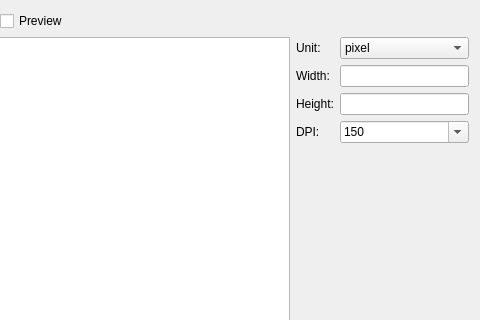
Qt form src/filter/scaling/scalingwidget.ui (rockclimb/yasw-debian) before a commit; both pictures show x 110 to 590 and y 0 to 320 of the 590 by 476 pixel window.
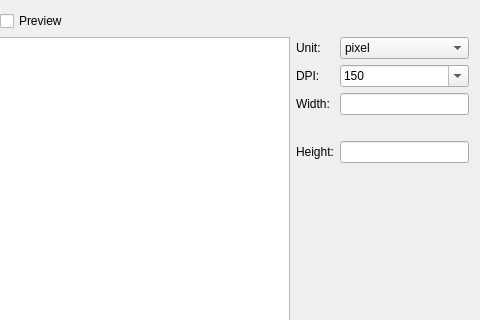
The same form after that commit. Custom widgets are drawn as their Qt base class.

Diff of the .ui file:
```diff
--- a/src/filter/scaling/scalingwidget.ui
+++ b/src/filter/scaling/scalingwidget.ui
@@ -76,33 +76,13 @@
       </widget>
      </item>
      <item row="1" column="0">
-      <widget class="QLabel" name="labelWidth">
-       <property name="text">
-        <string>Width:</string>
-       </property>
-      </widget>
-     </item>
-     <item row="1" column="1">
-      <widget class="QLineEdit" name="imageWidth"/>
-     </item>
-     <item row="2" column="0">
-      <widget class="QLabel" name="labelHeight">
-       <property name="text">
-        <string>Height:</string>
-       </property>
-      </widget>
-     </item>
-     <item row="2" column="1">
-      <widget class="QLineEdit" name="imageHeight"/>
-     </item>
-     <item row="3" column="0">
       <widget class="QLabel" name="labelDPI">
        <property name="text">
         <string>DPI:</string>
        </property>
       </widget>
      </item>
-     <item row="3" column="1">
+     <item row="1" column="1">
       <widget class="QComboBox" name="dpi">
        <property name="editable">
         <bool>true</bool>
@@ -124,6 +104,32 @@
        </item>
       </widget>
      </item>
+     <item row="2" column="0">
+      <widget class="QLabel" name="labelWidth">
+       <property name="text">
+        <string>Width:</string>
+       </property>
+      </widget>
+     </item>
+     <item row="2" column="1">
+      <widget class="QLineEdit" name="imageWidth"/>
+     </item>
+     <item row="3" column="1">
+      <widget class="QLabel" name="calculatedWidth"/>
+     </item>
+     <item row="4" column="0">
+      <widget class="QLabel" name="labelHeight">
+       <property name="text">
+        <string>Height:</string>
+       </property>
+      </widget>
+     </item>
+     <item row="4" column="1">
+      <widget class="QLineEdit" name="imageHeight"/>
+     </item>
+     <item row="5" column="1">
+      <widget class="QLabel" name="calculatedHeight"/>
+     </item>
     </layout>
    </item>
    <item row="1" column="0" rowspan="3" colspan="3">
```
Left out of the diff: 56 changed lines with no effect on the pictures.
